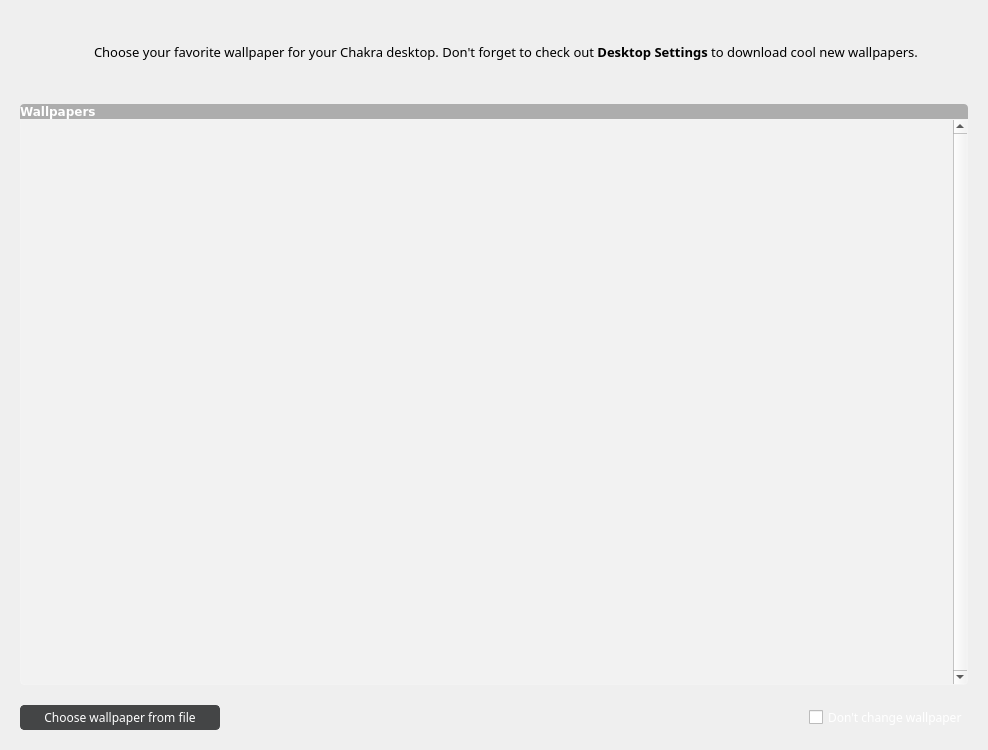
The window that ui/ui_scrWallpaper.ui (rshipp/kapudan) describes before a commit, drawn with Qt 5.
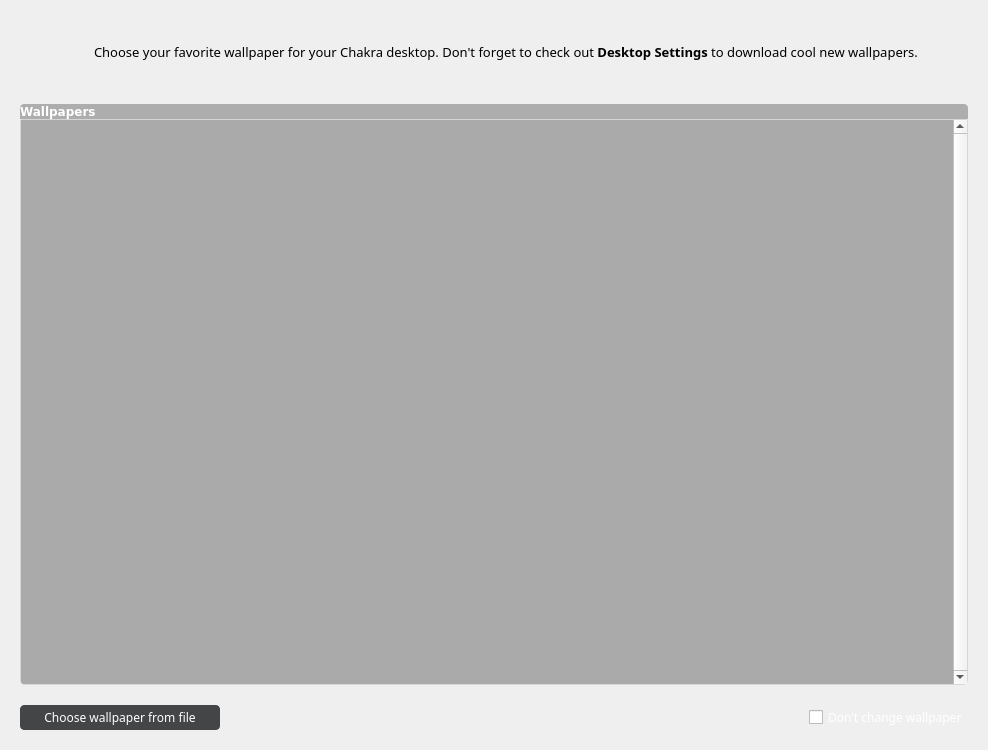
The same window after the commit. Icons and pictures are not drawn.

Commit message: Darkened all groupbox colors.

```diff
--- a/ui/ui_scrWallpaper.ui
+++ b/ui/ui_scrWallpaper.ui
@@ -16,7 +16,7 @@
   <property name="styleSheet">
    <string notr="true">
 QListWidget {
-	background-color: rgb(242, 242, 242);
+	background-color: rgb(170, 170, 170);
 	border: 1px solid rgba(255,255,255,50);
 	border-bottom-left-radius: 4px;
 	border-bottom-right-radius: 4px;
```
The commit also changes 10 other files.
